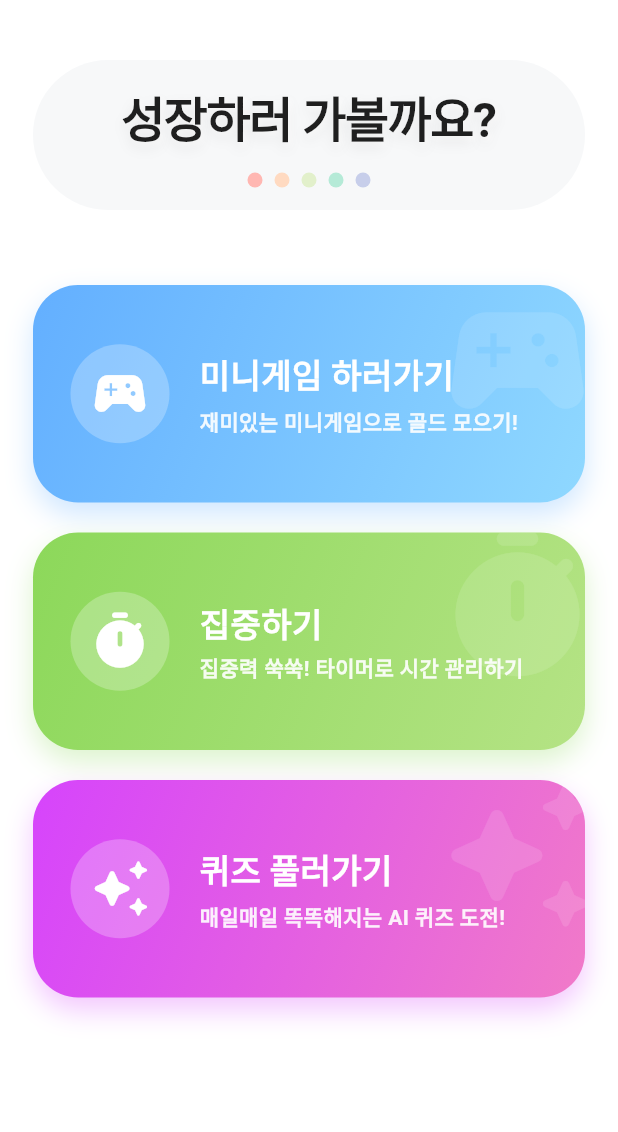
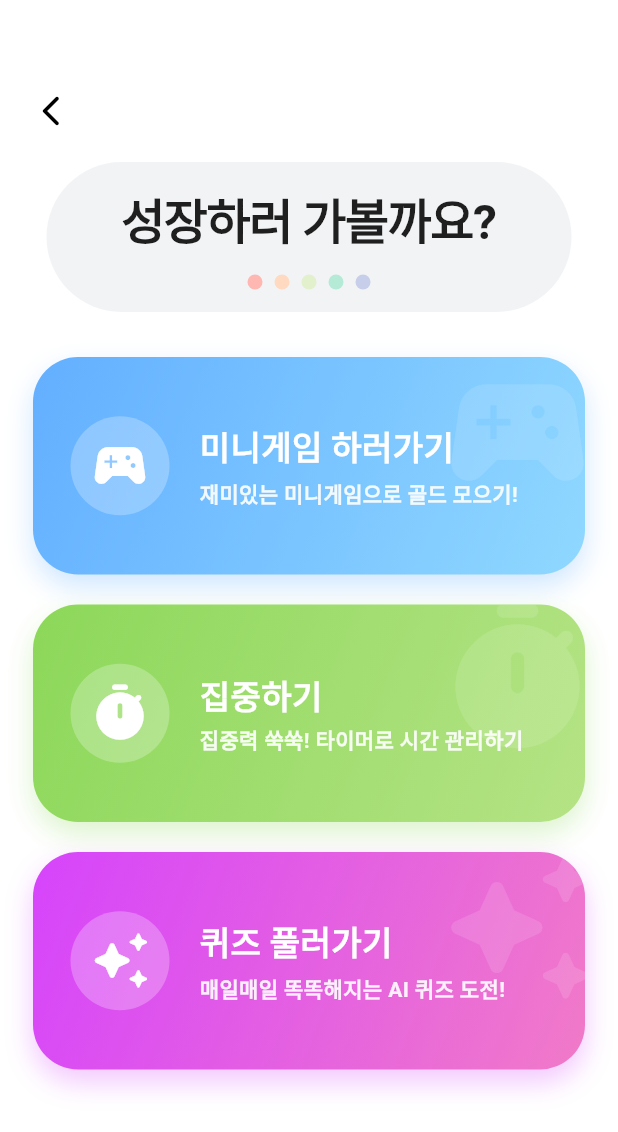
Before and after one commit to IS4Ps/frontend, a Flutter app: the GrowScreen screen opened directly, on a phone screen of 412 x 824 dp. Shown: the top 1132 px of the screen. Run offline on Flutter 3.47's test engine with Material 3 defaults, Android fonts, the light colour scheme and no system bars; our stand-ins replace flutter_svg.

Commit message:
[FEAT/#12] 세부 루틴 화면 UI 추가 및 세부 루틴 진행 화면 UI

```diff
--- a/lib/screens/quest/grow_screen.dart
+++ b/lib/screens/quest/grow_screen.dart
@@ -1,54 +1,89 @@
 import 'package:flutter/material.dart';
 
 class GrowScreen extends StatelessWidget {
-  const GrowScreen({super.key});
+  final VoidCallback? onBack;
+  const GrowScreen({super.key, this.onBack});
 
   @override
   Widget build(BuildContext context) {
     return Scaffold(
       backgroundColor: Colors.white,
-      body: SafeArea(
-        child: SingleChildScrollView(
-          padding: const EdgeInsets.symmetric(horizontal: 22, vertical: 40),
+      body: SingleChildScrollView(
+        padding: const EdgeInsets.fromLTRB(0, 50, 0, 40),
         child: Column(
+          crossAxisAlignment: CrossAxisAlignment.start,
+          children: [
+            Padding(
+              padding: const EdgeInsets.symmetric(horizontal: 10),
+              child: IconButton(
+                icon: const Icon(Icons.arrow_back_ios_new_rounded, color: Colors.black, size: 24),
+                onPressed: onBack,
+              ),
+            ),
+            const SizedBox(height: 10),
+
+            Column(
               crossAxisAlignment: CrossAxisAlignment.center,
               children: [
-              Stack(
+                _buildHeader(),
+                const SizedBox(height: 30),
+                _buildChildGrowCard(
+                  title: "미니게임 하러가기",
+                  subtitle: "재미있는 미니게임으로 골드 모으기!",
+                  icon: Icons.sports_esports_rounded,
+                  gradient: [const Color(0xFF63AFFF), const Color(0xFF8FD8FF)],
+                  onTap: () => print("미니게임 클릭"),
+                ),
+                const SizedBox(height: 20),
+                _buildChildGrowCard(
+                  title: "집중하기",
+                  subtitle: "집중력 쑥쑥! 타이머로 시간 관리하기",
+                  icon: Icons.timer_rounded,
+                  gradient: [const Color(0xFF8CD85A), const Color(0xFFB5E385)],
+                  onTap: () => print("집중하기 클릭"),
+                ),
+                const SizedBox(height: 20),
+                _buildChildGrowCard(
+                  title: "퀴즈 풀러가기",
+                  subtitle: "매일매일 똑똑해지는 AI 퀴즈 도전!",
+                  icon: Icons.auto_awesome_rounded,
+                  gradient: [const Color(0xFFD644FC), const Color(0xFFF17AC8)],
+                  onTap: () => print("퀴즈 클릭"),
+                ),
+              ],
+            ),
+          ],
+        ),
+      ),
+    );
+  }
+
+  // 상단 헤더 부분 위젯
+  Widget _buildHeader() {
+    return Center(
+      child: Stack(
         alignment: Alignment.center,
         children: [
           Container(
-                    width: 500,
+            width: 350, // width를 화면에 맞게 약간 조정
             height: 100,
             decoration: BoxDecoration(
-                      color: const Color(0xFFF1F3F5).withOpacity(0.6),
+              color: const Color(0xFFF1F3F5),
               borderRadius: BorderRadius.circular(50),
             ),
           ),
           Column(
             children: [
-                      Text(
+              const Text(
                 "성장하러 가볼까요?",
                 style: TextStyle(
                   fontSize: 32,
                   fontWeight: FontWeight.w700,
-                          color: const Color(0xFF1F1F1F),
+                  color: Color(0xFF1F1F1F),
                   letterSpacing: -1.0,
-                          shadows: [
-                            Shadow(
-                                color: Colors.white.withOpacity(0.8),
-                                offset: const Offset(2, 2),
-                                blurRadius: 4
-                            ),
-                            Shadow(
-                                color: Colors.black.withOpacity(0.08),
-                                offset: const Offset(0, 4),
-                                blurRadius: 10
-                            ),
-                          ],
                 ),
               ),
               const SizedBox(height: 12),
-                      // 하단 무지개 도트 포인트 (아이콘 대신 귀여움을 채워줌)
               Row(
                 mainAxisSize: MainAxisSize.min,
                 children: [
@@ -63,45 +98,9 @@ class GrowScreen extends StatelessWidget {
           ),
         ],
       ),
-
-              const SizedBox(height: 50),
-
-              // 메뉴 카드 리스트
-              _buildChildGrowCard(
-                title: "미니게임 하러가기",
-                subtitle: "재미있는 미니게임으로 골드 모으기!",
-                icon: Icons.sports_esports_rounded,
-                gradient: [const Color(0xFF63AFFF), const Color(0xFF8FD8FF)],
-                onTap: () => print("미니게임 클릭"),
-              ),
-
-              const SizedBox(height: 20),
-
-              _buildChildGrowCard(
-                title: "집중하기",
-                subtitle: "집중력 쑥쑥! 타이머로 시간 관리하기",
-                icon: Icons.timer_rounded,
-                gradient: [const Color(0xFF8CD85A), const Color(0xFFB5E385)],
-                onTap: () => print("집중하기 클릭"),
-              ),
-
-              const SizedBox(height: 20),
-
-              _buildChildGrowCard(
-                title: "퀴즈 풀러가기",
-                subtitle: "매일매일 똑똑해지는 AI 퀴즈 도전!",
-                icon: Icons.auto_awesome_rounded,
-                gradient: [const Color(0xFFD644FC), const Color(0xFFF17AC8)],
-                onTap: () => print("퀴즈 클릭"),
-              ),
-            ],
-          ),
-        ),
-      ),
     );
   }
 
-  // 타이틀 아래 점들을 만드는 헬퍼 위젯
   Widget _buildDot(Color color) {
     return Container(
       margin: const EdgeInsets.symmetric(horizontal: 4),
@@ -111,7 +110,6 @@ class GrowScreen extends StatelessWidget {
     );
   }
 
-  // 아동용 공통 카드 위젯
   Widget _buildChildGrowCard({
     required String title,
     required String subtitle,
@@ -119,36 +117,25 @@ class GrowScreen extends StatelessWidget {
     required List<Color> gradient,
     required VoidCallback onTap,
   }) {
-    return GestureDetector(
+    return Padding(
+      padding: const EdgeInsets.symmetric(horizontal: 22),
+      child: GestureDetector(
         onTap: onTap,
         child: Container(
           width: double.infinity,
           height: 145,
           decoration: BoxDecoration(
             borderRadius: BorderRadius.circular(30),
-          gradient: LinearGradient(
-            colors: gradient,
-            begin: Alignment.topLeft,
-            end: Alignment.bottomRight,
-          ),
+            gradient: LinearGradient(colors: gradient, begin: Alignment.topLeft, end: Alignment.bottomRight),
             boxShadow: [
-            BoxShadow(
-              color: gradient[0].withOpacity(0.3),
-              blurRadius: 15,
-              offset: const Offset(0, 8),
-            ),
+              BoxShadow(color: gradient[0].withOpacity(0.3), blurRadius: 15, offset: const Offset(0, 8)),
             ],
           ),
           child: Stack(
             children: [
               Positioned(
-              right: -10,
-              top: -5,
-              child: Icon(
-                icon,
-                size: 110,
-                color: Colors.white.withOpacity(0.12),
-              ),
+                right: -10, top: -5,
+                child: Icon(icon, size: 110, color: Colors.white.withOpacity(0.12)),
               ),
               Padding(
                 padding: const EdgeInsets.symmetric(horizontal: 25),
@@ -156,10 +143,7 @@ class GrowScreen extends StatelessWidget {
                   children: [
                     Container(
                       padding: const EdgeInsets.all(12),
-                    decoration: BoxDecoration(
-                      color: Colors.white.withOpacity(0.25),
-                      shape: BoxShape.circle,
-                    ),
+                      decoration: BoxDecoration(color: Colors.white.withOpacity(0.25), shape: BoxShape.circle),
                       child: Icon(icon, size: 42, color: Colors.white),
                     ),
                     const SizedBox(width: 20),
@@ -168,23 +152,9 @@ class GrowScreen extends StatelessWidget {
                         mainAxisAlignment: MainAxisAlignment.center,
                         crossAxisAlignment: CrossAxisAlignment.start,
                         children: [
-                        Text(
-                          title,
-                          style: const TextStyle(
-                            fontSize: 22,
-                            fontWeight: FontWeight.w900,
-                            color: Colors.white,
-                          ),
-                        ),
+                          Text(title, style: const TextStyle(fontSize: 22, fontWeight: FontWeight.w900, color: Colors.white)),
                           const SizedBox(height: 4),
-                        Text(
-                          subtitle,
-                          style: TextStyle(
-                            fontSize: 14,
-                            color: Colors.white.withOpacity(0.9),
-                            fontWeight: FontWeight.w600,
-                          ),
-                        ),
+                          Text(subtitle, style: TextStyle(fontSize: 14, color: Colors.white.withOpacity(0.9), fontWeight: FontWeight.w600)),
                         ],
                       ),
                     ),
@@ -194,6 +164,7 @@ class GrowScreen extends StatelessWidget {
             ],
           ),
         ),
+      ),
     );
   }
 }
```
Also changed, not shown: lib/screens/quest/quest_screen.dart (+22 -18 lines), lib/screens/quest/routine_detail_screen.dart (added, +167 -0 lines), lib/screens/quest/routine_screen.dart (+25 -7 lines). Lines whose indentation alone changed are shown as unchanged.
